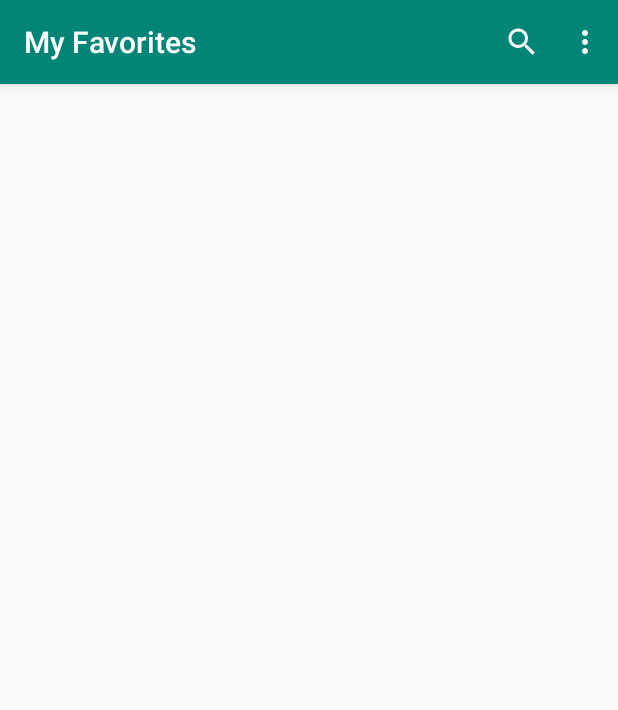
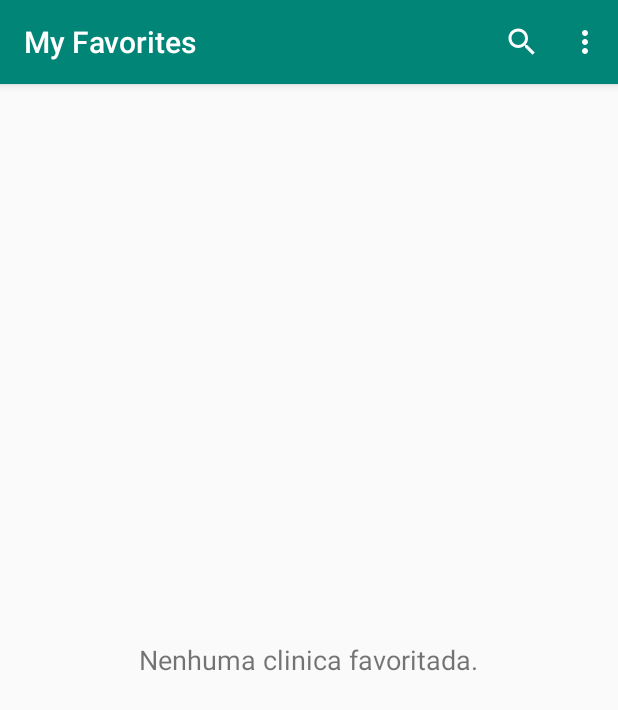
Before and after one commit to salescamila/android-my_favorites, an Android app: the screen it shows after launch (MainActivity), in the options menu, after a tap on "Favoritas", on a phone screen of 412 x 824 dp. Shown: the top 710 px of the screen. Run offline under Robolectric (Android 15) with nearby library versions, the phone set to English and light mode, and no system bars; our stand-ins replace Room's generated code.

Commit message:
feat: List all favorite clinics saved

```diff
--- a/app/src/main/java/com/example/android_my_favorites/MainActivity.java
+++ b/app/src/main/java/com/example/android_my_favorites/MainActivity.java
@@ -28,7 +28,7 @@ import util.NetworkUtil;
 
 public class MainActivity extends AppCompatActivity {
 
-    private static final String TAG = "MainActivity";
+    private static final String TAG = "MainCAMILA";
     TextView tvHello;
     ListView lvClinicas;
     ProgressBar pbLoading;
@@ -37,10 +37,15 @@ public class MainActivity extends AppCompatActivity {
     protected void onCreate(Bundle savedInstanceState) {
         super.onCreate(savedInstanceState);
         setContentView(R.layout.activity_main);
-        tvHello = findViewById(R.id.tv_hello);
-        lvClinicas = findViewById(R.id.lv_clinicas);
-        pbLoading = findViewById(R.id.pb_loading);
-        //new BancoAsyncTask(this).execute();
+        if(tvHello == null) {
+            tvHello = findViewById(R.id.tv_hello);
+        }
+        if (lvClinicas == null) {
+            lvClinicas = findViewById(R.id.lv_clinicas);
+        }
+        if(pbLoading == null) {
+            pbLoading = findViewById(R.id.pb_loading);
+        }
     }
 
     @Override
@@ -56,7 +61,7 @@ public class MainActivity extends AppCompatActivity {
                 listAllClinics();
                 break;
             case R.id.menu_favorites:
-                //list favorites
+                listAllFavoritesClinics();
                 break;
         }
         return super.onOptionsItemSelected(item);
@@ -68,6 +73,11 @@ public class MainActivity extends AppCompatActivity {
         task.execute(url);
     }
 
+    public void listAllFavoritesClinics(){
+        GetFavoritesAsyncTask task = new GetFavoritesAsyncTask(this);
+        task.execute();
+    }
+
     public ListView listaClinicas (List<Clinica> clinica) {
         MyAdapter adapter = new MyAdapter(clinica, this);
         lvClinicas.setAdapter(adapter);
@@ -75,12 +85,17 @@ public class MainActivity extends AppCompatActivity {
     }
 
     public void mostrarLoading(){
-        tvHello.setVisibility(View.GONE);
+        tvHello.setText(null);
         pbLoading.setVisibility(View.VISIBLE);
+        clearList();
+    }
+
+    public void clearList(){
+        lvClinicas.setAdapter(null);
     }
 
     public void esconderLoading(){
-        tvHello.setVisibility(View.GONE);
+        tvHello.setText(null);
         pbLoading.setVisibility(View.GONE);
     }
 
@@ -120,36 +135,12 @@ public class MainActivity extends AppCompatActivity {
             if (clinicas == null) {
                 tvHello.setText(R.string.not_found);
             } else {
-                tvHello.setText(null);
                 listaClinicas(clinicas);
             }
         }
     }
-/*
-    class BancoAsyncTask extends AsyncTask<Void, Void, Void>{
-        Context context;
 
-        BancoAsyncTask(Context context){
-            this.context = context;
-        }
-
-        @Override
-        protected Void doInBackground(Void... voids){
-            Clinica clinica = new Clinica();
-            clinica.setNome_fantasia("Bemol");
-            clinica.setRazao_social("Benchimol Ltda.");
-
-            ClinicaDataBase.getInstance(context).getDao().insert(clinica);
-            List<Clinica> clinicas = ClinicaDataBase.getInstance(context).getDao().getAllClinicas();
-            for(Clinica c : clinicas){
-                Log.d(TAG, "-->"+ c.toString());
-            }
-
-            return null;
-        }
-    }*/
-
-    static class SetFavoriteAsyncTask extends AsyncTask<Clinica, Void, Boolean> {
+    static class SetFavoriteAsyncTask extends AsyncTask<Clinica, Void, Void> {
         @SuppressLint("StaticFieldLeak")
         Context context;
 
@@ -158,7 +149,7 @@ public class MainActivity extends AppCompatActivity {
         }
 
         @Override
-        protected Boolean doInBackground(Clinica... clinicas){
+        protected Void doInBackground(Clinica... clinicas){
             Clinica clinica = clinicas[0];
             if (clinica.getFavorite()){
                 ClinicaDataBase.getInstance(context).getDao().insert(clinica);
@@ -168,19 +159,33 @@ public class MainActivity extends AppCompatActivity {
                     ClinicaDataBase.getInstance(context).getDao().delete(c);
                 }
             }
+            return null;
+        }
+    }
 
-            List<Clinica> clinis = ClinicaDataBase.getInstance(context).getDao().getAllClinicas();
-            for(Clinica c : clinis){
-                Log.d(TAG, "-->"+ c.toString());
-            }
+    class GetFavoritesAsyncTask extends AsyncTask<Void, Void, List<Clinica>>{
+        Context context;
 
-            return null;
+        GetFavoritesAsyncTask(Context context){
+            this.context = context;
         }
 
         @Override
-        protected void onPostExecute(Boolean aBoolean) {
+        protected List<Clinica> doInBackground(Void... voids) {
+            return ClinicaDataBase.getInstance(context).getDao().getAllClinicas();
+        }
 
-            super.onPostExecute(aBoolean);
+        @Override
+        protected void onPostExecute(List<Clinica> clinicas) {
+            if (clinicas.size() == 0) {
+                clearList();
+                tvHello.setText(R.string.without_favorite);
+            } else {
+                tvHello.setText(null);
+                listaClinicas(clinicas);
+            }
+
+            super.onPostExecute(clinicas);
         }
     }
 
--- a/app/src/main/java/com/example/android_my_favorites/model/Clinica.java
+++ b/app/src/main/java/com/example/android_my_favorites/model/Clinica.java
@@ -3,6 +3,8 @@ package com.example.android_my_favorites.model;
 
 import android.arch.persistence.room.Entity;
 import android.arch.persistence.room.PrimaryKey;
+
+import com.example.android_my_favorites.MainActivity;
 
 @Entity
 public class Clinica {
--- a/app/src/main/res/values/strings.xml
+++ b/app/src/main/res/values/strings.xml
@@ -6,6 +6,7 @@
     <string name="welcome">Bem vindo!</string>
     <string name="nome_fantasia">Nome Fantasia</string>
     <string name="logo">Logo</string>
-    <string name="not_found">Nada encontrado.</string>
+    <string name="not_found">Nada encontrado. Verifique sua internet.</string>
+    <string name="without_favorite">Nenhuma clinica favoritada.</string>
     <string name="favorite">Favoritar</string>
 </resources>
```
Also changed, not shown: app/src/main/java/com/example/android_my_favorites/MyAdapter.java (+14 -3 lines).
